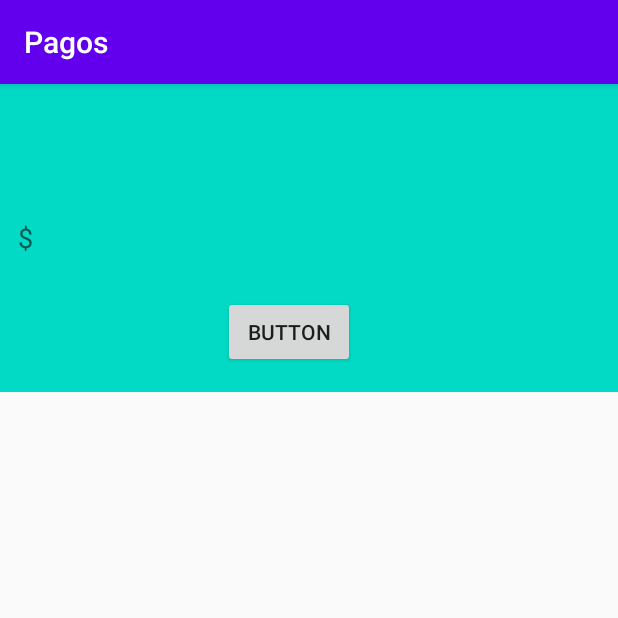
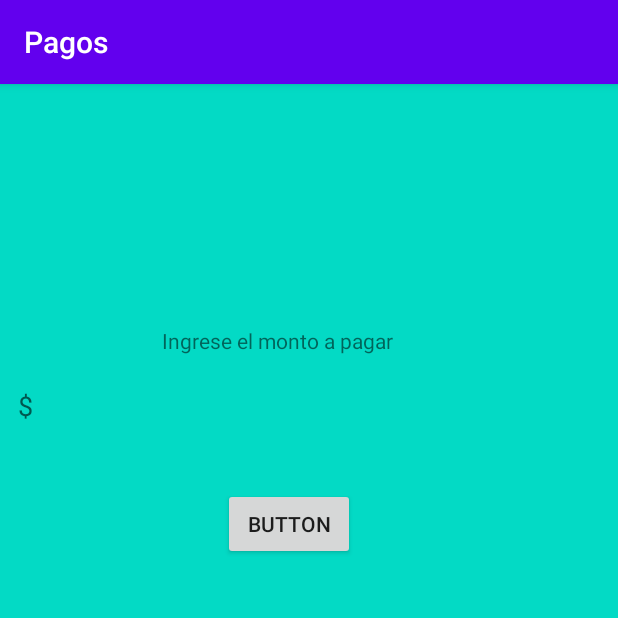
Before and after one commit to brunopstyga/Payments, an Android app: the fragment InstallmentFragment shown on its own in the app's theme, on a phone screen of 412 x 824 dp, the top half of it. Run offline under Robolectric (Android 15) with nearby library versions, the phone set to English and light mode, and no system bars; our stand-ins replace Dagger/Hilt's generated code, data binding; network calls fail; pictures from the network do not load; 2 statements that could not run were skipped.

```diff
--- a/app/src/main/java/com/example/payment/data/MainActivityModule.kt
+++ b/app/src/main/java/com/example/payment/data/MainActivityModule.kt
@@ -1,6 +1,7 @@
 package com.example.pagos.data
 
 import com.example.pagos.MainActivity
+import com.example.payment.presentation.InstallmentFragment
 import dagger.Module
 import dagger.android.ContributesAndroidInjector
 
@@ -10,8 +11,8 @@ abstract class MainActivityModule {
     @ContributesAndroidInjector
     abstract fun bindMainActivity() : MainActivity
 
-//    @ContributesAndroidInjector
-//    abstract fun bindResultsFragment(): ListFragment
+    @ContributesAndroidInjector
+    abstract fun bindInstallmentFragment(): InstallmentFragment
 
 //    @ContributesAndroidInjector
 //    abstract fun bindDetailFragment(): DetailFragment
--- a/app/src/main/java/com/example/payment/data/di/modulo/AppModule.kt
+++ b/app/src/main/java/com/example/payment/data/di/modulo/AppModule.kt
@@ -2,11 +2,13 @@ package com.example.pagos.data.di.modulo
 
 import android.app.Application
 import com.example.pagos.App
+import com.example.payment.data.di.modulo.SharePreferences
 import dagger.Binds
 import dagger.Module
 
 @Module(includes = [
-    GeoNetwork::class
+    PagoNetwork::class,
+     SharePreferences::class
 ])
 
 abstract class AppModule {
--- a/app/src/main/java/com/example/payment/data/di/modulo/Componet.kt
+++ b/app/src/main/java/com/example/payment/data/di/modulo/Componet.kt
@@ -2,6 +2,7 @@ package com.example.pagos.data.di.modulo
 
 import com.example.pagos.App
 import com.example.pagos.data.MainActivityModule
+import com.example.payment.data.di.modulo.SharePreferences
 import com.example.practicaskotlin.data.model.factory.ViewModelBuilder
 import dagger.Component
 import dagger.android.AndroidInjector
--- a/app/src/main/java/com/example/payment/data/di/modulo/Network.kt
+++ b/app/src/main/java/com/example/payment/data/di/modulo/Network.kt
@@ -12,7 +12,7 @@ import javax.inject.Singleton
 const val BASE_URL = "https://api.mercadopago.com/"
 
 @Module
-class GeoNetwork {
+class PagoNetwork {
 
     val DEBUG = false
     @Provides
--- /dev/null
+++ b/app/src/main/java/com/example/payment/data/di/modulo/SharePreferences.kt
@@ -0,0 +1,14 @@
+package com.example.payment.data.di.modulo
+
+import android.content.Context
+import android.content.SharedPreferences
+import com.example.pagos.presentation.Util
+import dagger.Module
+import dagger.Provides
+
+@Module
+class SharePreferences(val context: Context) {
+    @Provides
+    fun provideSharedPreferences() : SharedPreferences? =
+        context.getSharedPreferences(Util.SP_FILE, Context.MODE_PRIVATE)
+}
--- a/app/src/main/java/com/example/payment/presentation/InstallmentFragment.kt
+++ b/app/src/main/java/com/example/payment/presentation/InstallmentFragment.kt
@@ -6,12 +6,30 @@ import android.view.View
 import android.view.ViewGroup
 import androidx.databinding.DataBindingUtil
 import androidx.fragment.app.Fragment
+import androidx.lifecycle.Observer
+import androidx.lifecycle.ViewModelProvider
+import androidx.lifecycle.ViewModelProviders
 import com.example.pagos.PRODUCT_LIST
 import com.example.pagos.R
+import com.example.pagos.business.viewmodel.TransactionsViewModel
+import com.example.pagos.business.viewmodel.TransactionsViewModel_Factory
 import com.example.pagos.data.issuerscardresponse.CardIssuersItem
 import com.example.pagos.databinding.FragmentInstallmentBinding
+import dagger.android.support.DaggerFragment
+import kotlinx.android.synthetic.main.fragment_installment.*
+import javax.inject.Inject
 
-class InstallmentFragment : Fragment() {
+class InstallmentFragment : DaggerFragment() {
+
+    @Inject
+    lateinit var mySharePreferences: MySharePreferences
+
+    @Inject
+    lateinit var viewModelFactory: ViewModelProvider.Factory
+
+    lateinit var transactionsViewModel: TransactionsViewModel
+
+
     override fun onCreateView(
         inflater: LayoutInflater,
         container: ViewGroup?,
@@ -19,9 +37,20 @@ class InstallmentFragment : Fragment() {
     ): View? {
         val binding = DataBindingUtil.inflate<FragmentInstallmentBinding>(
             inflater, R.layout.fragment_installment, container, false)
-//        return inflater.inflate(R.layout.fragment_installment, container, false)
+
+         transactionsViewModel = activity?.let {
+            ViewModelProviders.of(this, viewModelFactory)[TransactionsViewModel::class.java]
+        } ?: throw Exception("Invalid Activity")
+
         val chosenProduct = arguments?.getParcelable<CardIssuersItem>(PRODUCT_LIST)
         binding.paymentRow = chosenProduct
+        binding.buttonSend.setOnClickListener {
+            mySharePreferences.putData("ID", chosenProduct!!.id)
+            mySharePreferences.putAmount("AMOUNT", Integer.parseInt(edittext_amount.text.toString()))
+            transactionsViewModel.getMethodInstallment().observe(this, Observer {
+
+            })
+        }
         return  binding.root
     }
 
--- a/app/src/main/java/com/example/payment/presentation/Util.kt
+++ b/app/src/main/java/com/example/payment/presentation/Util.kt
@@ -8,5 +8,6 @@ class Util {
         const val BIN = 503175
         const val ISSUERID = 286
         const val AMOUNT = "100"
+        val SP_FILE : String = "DATA"
     }
 }
--- a/app/src/main/java/com/example/payment/presentation/adapters/CardIssuersListAdapter.kt
+++ b/app/src/main/java/com/example/payment/presentation/adapters/AdapterInstallment.kt
@@ -12,8 +12,8 @@ import com.bumptech.glide.Glide
 import com.example.pagos.data.issuerscardresponse.CardIssuersItem
 import com.example.pagos.databinding.RecycleviewPaymentItemBinding
 
- class CardIssuersListAdapter constructor(val context: Context):
-    RecyclerView.Adapter<CardIssuersListAdapter.cardlIssuesViewHolder>() {
+ class AdapterInstallment constructor(val context: Context):
+    RecyclerView.Adapter<AdapterInstallment.cardlIssuesViewHolder>() {
 
     private val inflater: LayoutInflater = LayoutInflater.from(context)
     var data = emptyList<CardIssuersItem>()
@@ -38,7 +38,7 @@ import com.example.pagos.databinding.RecycleviewPaymentItemBinding
 
     override fun getItemCount(): Int = data.size
 
-    override fun onBindViewHolder(holder: CardIssuersListAdapter.cardlIssuesViewHolder, position: Int) {
+    override fun onBindViewHolder(holder: AdapterInstallment.cardlIssuesViewHolder, position: Int) {
         holder.bind( data[position])
     }
 
--- a/app/src/main/res/layout/fragment_installment.xml
+++ b/app/src/main/res/layout/fragment_installment.xml
@@ -14,19 +14,17 @@
 
     <androidx.constraintlayout.widget.ConstraintLayout
         android:layout_width="match_parent"
-        android:layout_height="wrap_content"
+        android:layout_height="match_parent"
         android:background="@color/colorAccent">
 
         <TextView
             android:id="@+id/textView_name"
             android:layout_width="wrap_content"
             android:layout_height="wrap_content"
-            android:layout_marginStart="4dp"
-            android:layout_marginLeft="4dp"
-            android:layout_marginTop="24dp"
-            android:layout_marginBottom="8dp"
+            android:layout_marginEnd="100dp"
+            android:layout_marginRight="100dp"
             android:text="@{payment_row.name}"
-            app:layout_constraintBottom_toTopOf="@+id/edittext_amount"
+            app:layout_constraintBottom_toTopOf="@+id/textView"
             app:layout_constraintEnd_toEndOf="parent"
             app:layout_constraintStart_toStartOf="@+id/guideline5"
             app:layout_constraintTop_toTopOf="parent" />
@@ -35,11 +33,9 @@
             android:id="@+id/imageViewCard"
             android:layout_width="wrap_content"
             android:layout_height="wrap_content"
-            android:layout_marginTop="24dp"
-            android:layout_marginEnd="8dp"
-            android:layout_marginRight="8dp"
-            android:layout_marginBottom="8dp"
-            app:layout_constraintBottom_toTopOf="@+id/edittext_amount"
+            android:layout_marginEnd="24dp"
+            android:layout_marginRight="24dp"
+            app:layout_constraintBottom_toTopOf="@+id/textView"
             app:layout_constraintEnd_toStartOf="@+id/guideline5"
             app:layout_constraintStart_toStartOf="parent"
             app:layout_constraintTop_toTopOf="parent"
@@ -50,7 +46,7 @@
             android:layout_width="wrap_content"
             android:layout_height="wrap_content"
             android:orientation="vertical"
-            app:layout_constraintGuide_begin="245dp" />
+            app:layout_constraintGuide_begin="192dp" />
 
         <Button
             android:id="@+id/button_send"
@@ -58,12 +54,10 @@
             android:layout_height="wrap_content"
             android:layout_marginStart="148dp"
             android:layout_marginLeft="148dp"
-            android:layout_marginTop="16dp"
             android:layout_marginEnd="175dp"
             android:layout_marginRight="175dp"
-            android:layout_marginBottom="16dp"
             android:text="Button"
-            app:layout_constraintBottom_toBottomOf="parent"
+            app:layout_constraintBottom_toTopOf="@+id/guideline2"
             app:layout_constraintEnd_toEndOf="parent"
             app:layout_constraintStart_toStartOf="parent"
             app:layout_constraintTop_toBottomOf="@+id/edittext_amount" />
@@ -74,17 +68,40 @@
             android:layout_height="wrap_content"
             android:layout_marginStart="8dp"
             android:layout_marginLeft="8dp"
+            android:layout_marginTop="80dp"
             android:layout_marginEnd="8dp"
             android:layout_marginRight="8dp"
             android:ems="10"
             android:hint="$"
             android:inputType="number"
-            app:layout_constraintBottom_toBottomOf="parent"
+            app:layout_constraintBottom_toTopOf="@+id/guideline2"
             app:layout_constraintEnd_toEndOf="parent"
             app:layout_constraintHorizontal_bias="0.0"
             app:layout_constraintStart_toStartOf="parent"
             app:layout_constraintTop_toTopOf="parent" />
 
+        <TextView
+            android:id="@+id/textView"
+            android:layout_width="wrap_content"
+            android:layout_height="wrap_content"
+            android:layout_marginStart="155dp"
+            android:layout_marginLeft="155dp"
+            android:layout_marginTop="150dp"
+            android:layout_marginEnd="198dp"
+            android:layout_marginRight="198dp"
+            android:text="@string/addamount"
+            app:layout_constraintBottom_toTopOf="@+id/edittext_amount"
+            app:layout_constraintEnd_toEndOf="parent"
+            app:layout_constraintStart_toStartOf="parent"
+            app:layout_constraintTop_toTopOf="parent" />
+
+        <androidx.constraintlayout.widget.Guideline
+            android:id="@+id/guideline2"
+            android:layout_width="wrap_content"
+            android:layout_height="wrap_content"
+            android:orientation="horizontal"
+            app:layout_constraintGuide_begin="349dp" />
+
 
     </androidx.constraintlayout.widget.ConstraintLayout>
 </layout>
--- a/app/src/main/res/values/strings.xml
+++ b/app/src/main/res/values/strings.xml
@@ -1,3 +1,4 @@
 <resources>
     <string name="app_name">Pagos</string>
+    <string name="addamount">Ingrese el monto a pagar</string>
 </resources>
--- a/settings.gradle
+++ b/settings.gradle
@@ -1,2 +1,2 @@
-rootProject.name='Geopagos'
+rootProject.name='Pagos'
 include ':app'
```
Also changed, not shown: app/src/main/java/com/example/payment/MainActivity.kt (+4 -15 lines), app/src/main/java/com/example/payment/business/viewmodel/TransactionsViewModel.kt (+4 -4 lines), app/src/main/java/com/example/payment/presentation/MySharePreferences.kt (added, +12 -0 lines), app/src/main/java/com/example/payment/repository/Repository.kt (+9 -16 lines).
